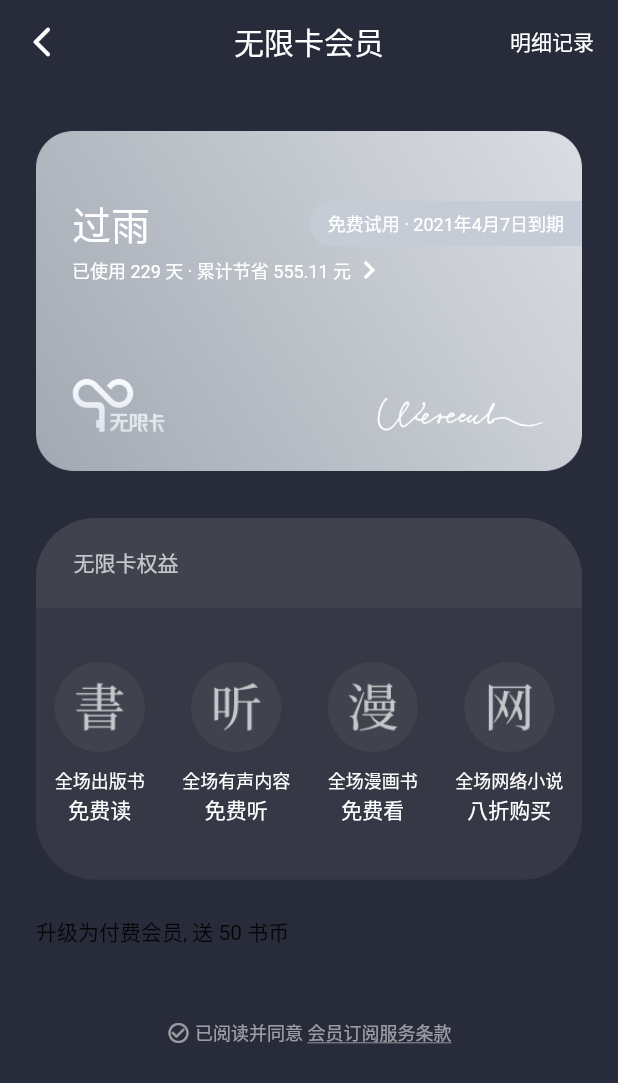
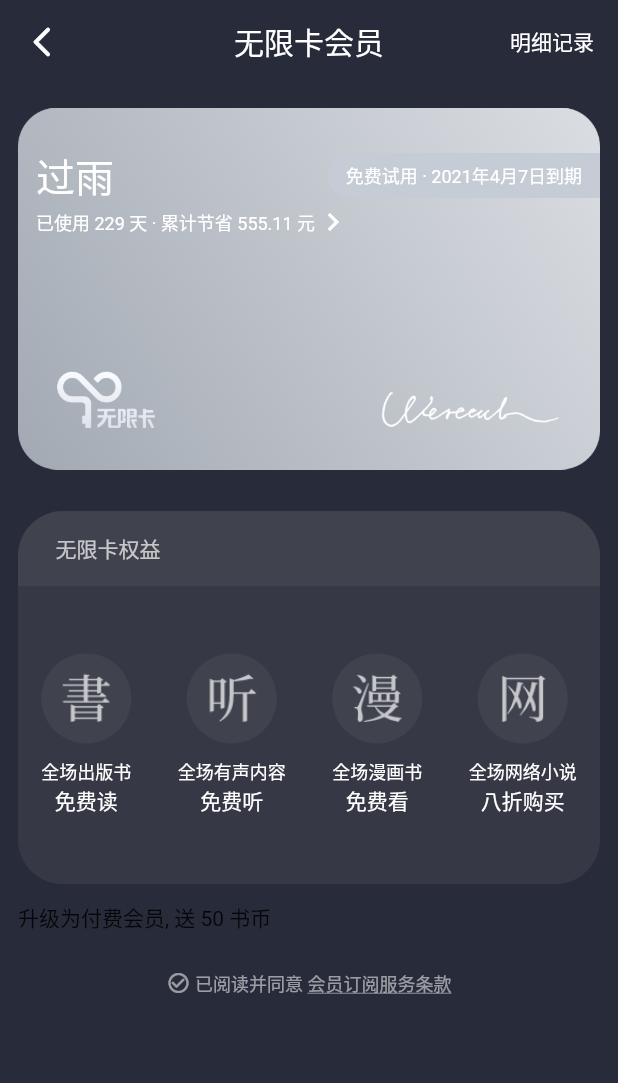
Before and after one commit to j787701730/super_flutter_app, a Flutter app: the InfiniteCard screen opened directly, on a phone screen of 412 x 824 dp. Shown: the top 1083 px of the screen. Run offline on Flutter 3.47's test engine with Material 2 defaults, Android fonts, the phone set to English and light mode, and no system bars; our stand-ins replace bot_toast; missing offline and left inert: flui.

Commit message:
仿 微信读书6

```diff
--- a/lib/weread/account.dart
+++ b/lib/weread/account.dart
@@ -25,14 +25,14 @@ class _AccountState extends State<Account> {
       body: ListView(
         children: <Widget>[
           Container(
-            margin: EdgeInsets.all(24),
+            margin: EdgeInsets.all(12),
             decoration: BoxDecoration(
               borderRadius: BorderRadius.all(
                 Radius.circular(20),
               ),
               color: Colors.white,
             ),
-            padding: EdgeInsets.all(24),
+            padding: EdgeInsets.all(12),
             child: Column(
               children: <Widget>[
                 Container(
@@ -91,7 +91,7 @@ class _AccountState extends State<Account> {
               (item) {
                 return Container(
                   padding: EdgeInsets.symmetric(
-                    horizontal: 24,
+                    horizontal: 12,
                   ),
                   height: 60,
                   alignment: Alignment.center,
--- a/lib/weread/find.dart
+++ b/lib/weread/find.dart
@@ -82,7 +82,7 @@ class _FindState extends State<Find> {
 
   pageView(context, index) {
     Map item = pages[index];
-    double width = MediaQuery.of(context).size.width * 0.85 - 20 - 24;
+    double width = MediaQuery.of(context).size.width * 0.85 - 20 - 12;
     switch (item['type']) {
       case 1:
         return GestureDetector(
@@ -245,7 +245,7 @@ class _FindState extends State<Find> {
                 Container(
                   padding: EdgeInsets.symmetric(
                     vertical: 40,
-                    horizontal: 24,
+                    horizontal: 12,
                   ),
                   child: Column(
                     crossAxisAlignment: CrossAxisAlignment.start,
@@ -314,7 +314,7 @@ class _FindState extends State<Find> {
         controller: _pageController,
         itemBuilder: (context, index) {
           return Container(
-            padding: EdgeInsets.symmetric(horizontal: 10, vertical: 24),
+            padding: EdgeInsets.symmetric(horizontal: 10, vertical: 12),
             child: pageView(context, index),
           );
         },
--- a/lib/weread/follow.dart
+++ b/lib/weread/follow.dart
@@ -155,6 +155,7 @@ class _FollowState extends State<Follow> {
                         children: <Widget>[
                           Column(
                             crossAxisAlignment: CrossAxisAlignment.end,
+                            mainAxisAlignment: MainAxisAlignment.center,
                             children: <Widget>[
                               Text('29分'),
                               Text(
--- a/lib/weread/infinite-card.dart
+++ b/lib/weread/infinite-card.dart
@@ -32,14 +32,14 @@ class _InfiniteCardState extends State<InfiniteCard> {
       ),
       body: ListView(
         padding: EdgeInsets.symmetric(
-          horizontal: 24,
-          vertical: 24,
+          horizontal: 12,
+          vertical: 12,
         ),
         children: <Widget>[
           Container(
-            padding: EdgeInsets.only(top: 50, left: 24),
-            width: width - 24,
-            height: (width - 24) * 592 / 952,
+            padding: EdgeInsets.only(top: 30, left: 12),
+            width: width - 12,
+            height: (width - 12) * 592 / 952,
             decoration: BoxDecoration(
               image: DecorationImage(
                 image: AssetImage('${baseImgUrl}b55.webp'),
@@ -103,19 +103,19 @@ class _InfiniteCardState extends State<InfiniteCard> {
           ClipRRect(
             borderRadius: BorderRadius.all(
               Radius.circular(
-                40,
+                30,
               ),
             ),
             child: Container(
-              width: width - 24,
-              height: (width - 24) * 592 / 952,
+              width: width - 12,
+              height: (width - 12) * 592 / 952,
               decoration: BoxDecoration(
                 color: Color(0xff363945),
               ),
               child: Column(
                 children: <Widget>[
                   Container(
-                    height: 60,
+                    height: 50,
                     padding: EdgeInsets.only(left: 25),
                     color: Color(0xff40434E),
                     alignment: Alignment.centerLeft,
@@ -299,7 +299,7 @@ class _InfiniteCardState extends State<InfiniteCard> {
             ),
           ),
           Container(
-            margin: EdgeInsets.symmetric(vertical: 24),
+            margin: EdgeInsets.symmetric(vertical: 12),
             child: ClipRRect(
               borderRadius: BorderRadius.all(
                 Radius.circular(12),
@@ -315,7 +315,7 @@ class _InfiniteCardState extends State<InfiniteCard> {
             ),
           ),
           Container(
-            margin: EdgeInsets.symmetric(vertical: 24),
+            margin: EdgeInsets.symmetric(vertical: 12),
             child: Row(
               mainAxisAlignment: MainAxisAlignment.center,
               children: <Widget>[
```
Also changed, not shown: lib/weread/book-describe.dart (+74 -8 lines), lib/weread/idea.dart (+15 -13 lines), lib/weread/me-detail.dart (+4 -4 lines), lib/weread/me.dart (+8 -7 lines).
